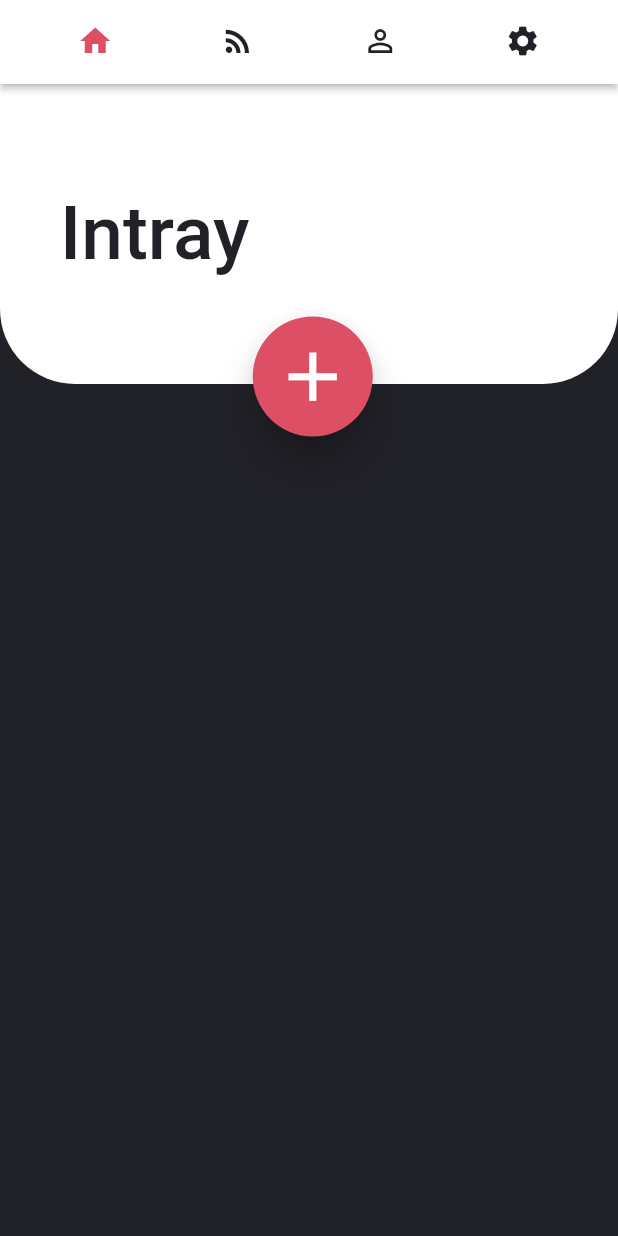
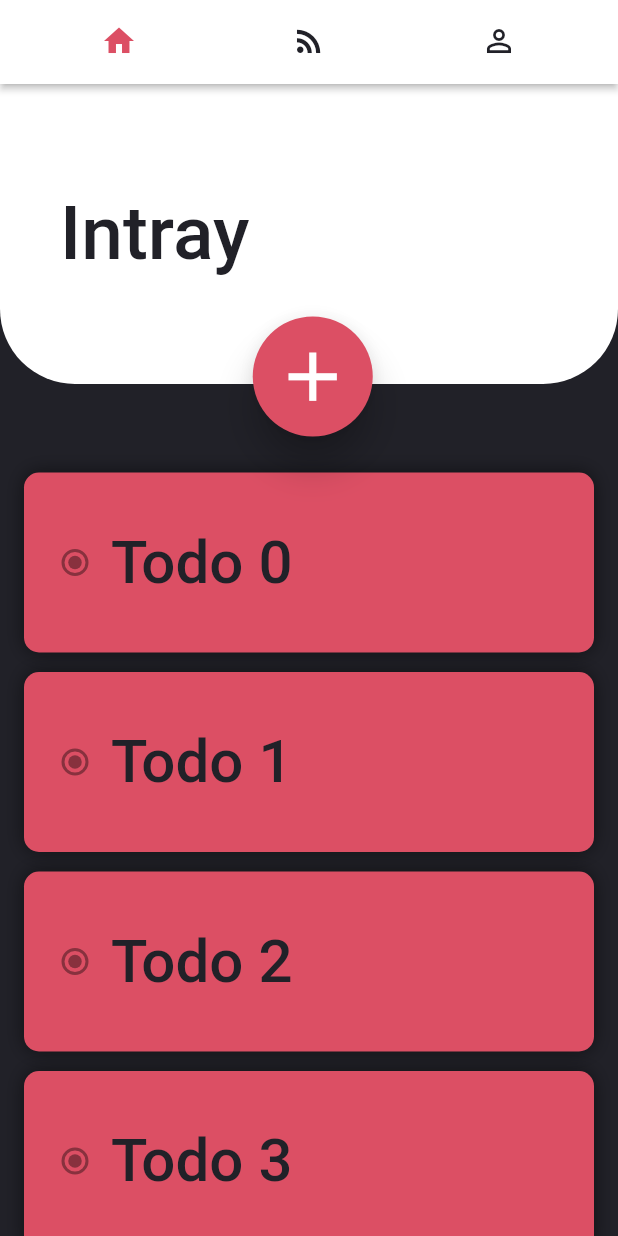
Before and after one commit to Abendd/ToDoApp, a Flutter app: the screen it shows after launch, on a phone screen of 412 x 824 dp. Run offline on Flutter 3.47's test engine with Material 2 defaults, Android fonts, the phone set to English and light mode, and no system bars; Roboto replaces fonts that are missing (Avenir).

Commit message:
Intray layout ready

```diff
--- /dev/null
+++ b/App/lib/UI/Intray_page/intrayPage.dart
@@ -0,0 +1,70 @@
+import 'package:flutter/material.dart';
+import 'package:productivity_app/models/Classes/Task.dart';
+import 'package:productivity_app/models/Widgets/Intray_todo.dart';
+import '../../models/global.dart';
+
+class IntrayPage extends StatefulWidget {
+  @override
+  _IntrayPageState createState() => _IntrayPageState();
+}
+
+class _IntrayPageState extends State<IntrayPage> {
+  List<Task> tasks = [];
+
+  void onreorder(int oldindex, int newindex) {
+    setState(() {
+      if (newindex > oldindex) {
+        newindex -= 1;
+      }
+      Task x = tasks.removeAt(oldindex);
+      tasks.insert(newindex, x);
+    });
+  }
+
+  Widget buidListItem(BuildContext context, Task item) {
+    return ListTile(
+        key: Key(item.taskId),
+        title: IntrayTodo(
+          title: item.title,
+        ));
+  }
+
+  Widget buildReorderableList(BuildContext context) {
+    return Theme(
+      data: ThemeData(
+        canvasColor: Colors.transparent,
+      ),
+      child: ReorderableListView(
+        padding: EdgeInsets.only(top: 255),
+        children:
+            tasks.map((Task item) => buidListItem(context, item)).toList(),
+        onReorder: onreorder,
+      ),
+    );
+  }
+
+  @override
+  void initState() {
+    super.initState();
+    tasks = getList();
+  }
+
+  @override
+  Widget build(BuildContext context) {
+    return Container(
+      color: darkGreyColor,
+      child: buildReorderableList(context),
+    );
+  }
+
+  List<Task> getList() {
+    List<Task> tasks = [];
+    for (int i = 0; i < 10; i++) {
+      tasks.add(Task(
+          title: "Todo " + i.toString(),
+          completed: false,
+          taskId: i.toString()));
+    }
+    return tasks;
+  }
+}
--- a/App/lib/main.dart
+++ b/App/lib/main.dart
@@ -1,5 +1,6 @@
 import 'package:flutter/material.dart';
 import './models/global.dart';
+import './UI/Intray_page/intrayPage.dart';
 
 void main() => runApp(MyApp());
 
@@ -32,13 +33,14 @@ class _MyHomePageState extends State<MyHomePage> {
       color: Colors.yellow,
       home: SafeArea(
         child: DefaultTabController(
-          length: 4,
+          length: 3,
           child: new Scaffold(
             body: Stack(
               children: <Widget>[
                 TabBarView(
                   children: [
                     new Container(
+                      child: IntrayPage(),
                       color: darkGreyColor,
                     ),
                     new Container(
@@ -46,9 +48,6 @@ class _MyHomePageState extends State<MyHomePage> {
                     ),
                     new Container(
                       color: Colors.lightGreen,
-                    ),
-                    new Container(
-                      color: Colors.red,
                     ),
                   ],
                 ),
@@ -98,9 +97,7 @@ class _MyHomePageState extends State<MyHomePage> {
                   Tab(
                     icon: new Icon(Icons.perm_identity),
                   ),
-                  Tab(
-                    icon: new Icon(Icons.settings),
-                  )
+
                 ],
                 labelColor: redColor,
                 unselectedLabelColor: darkGreyColor,
--- /dev/null
+++ b/App/lib/models/Classes/Task.dart
@@ -0,0 +1,14 @@
+class Task{
+  List<Task> tasks;
+  String note;
+  DateTime timeToComplete;
+  bool completed;
+  String repeats;
+  DateTime deadline;
+  List<DateTime> reminders;
+  String taskId;
+  String title;
+
+  Task({this.title,this.completed,this.taskId});
+
+}
--- /dev/null
+++ b/App/lib/models/Widgets/Intray_todo.dart
@@ -0,0 +1,41 @@
+import 'package:flutter/material.dart';
+
+import '../global.dart';
+
+class IntrayTodo extends StatelessWidget {
+
+  final String title;
+  IntrayTodo({this.title});
+  @override
+  Widget build(BuildContext context) {
+    return Container(
+      margin: EdgeInsets.only(bottom: 5),
+      padding: EdgeInsets.all(10),
+      height: 120,
+      width: 100,
+      decoration: BoxDecoration(
+          color: redColor,
+          borderRadius: BorderRadius.circular(10),
+          boxShadow: [
+            BoxShadow(
+              blurRadius: 10,
+              color: Colors.black.withOpacity(0.5),
+            ),
+          ]),
+      child: Row(
+        children: <Widget>[
+          Radio(),
+          Text(
+            title,
+            style: TextStyle(
+              fontFamily: 'Avenir',
+              fontWeight: FontWeight.w500,
+              color: darkGreyColor,
+              fontSize: 40,
+            ),
+          )
+        ],
+      ),
+    );
+  }
+}
--- a/App/pubspec.yaml
+++ b/App/pubspec.yaml
@@ -19,6 +19,7 @@ environment:
 dependencies:
   flutter:
     sdk: flutter
+
 
   # The following adds the Cupertino Icons font to your application.
   # Use with the CupertinoIcons class for iOS style icons.
```
